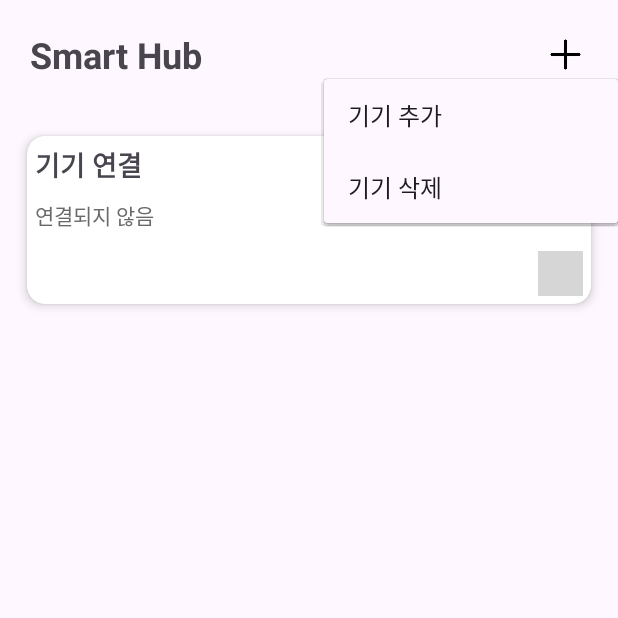
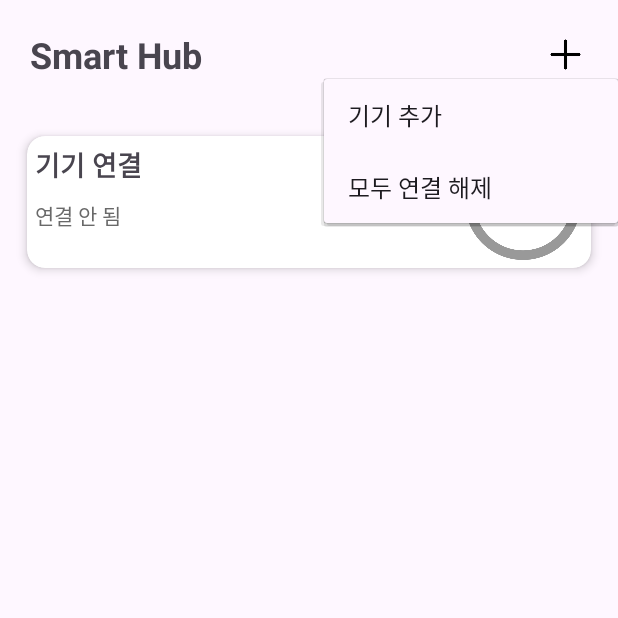
Before and after one commit to xero-xer0/android_coding_teamproject, an Android app: the screen it shows after launch (MainActivity), after a tap on "Add Device", on a phone screen of 412 x 824 dp, the top half of it. Run offline under Robolectric (Android 15) with nearby library versions, the phone set to English and light mode, and no system bars; grey boxes are pictures that could not be loaded.

Commit message:
MainActivity updateDeviceStatus- UI 카드뷰 기기 상태 반영함수 신설 DeviceListActivity 기기검색시 장치 신호세기 높은 순으로 20개만 표출. device_card 동작 버튼 크기 대폭 확대

```diff
--- a/app/src/main/java/com/example/android_coding_teamproject/MainActivity.kt
+++ b/app/src/main/java/com/example/android_coding_teamproject/MainActivity.kt
@@ -1,6 +1,7 @@
 package com.example.android_coding_teamproject
 
 import android.Manifest
+import android.app.AlertDialog
 import android.bluetooth.BluetoothDevice
 import android.bluetooth.BluetoothGatt
 import android.bluetooth.BluetoothGattCallback
@@ -9,6 +10,7 @@ import android.content.Intent
 import android.content.pm.PackageManager
 import android.graphics.Color
 import android.os.Bundle
+import android.os.Handler
 import android.view.View
 import android.widget.*
 import androidx.activity.enableEdgeToEdge
@@ -23,66 +25,88 @@ import java.util.UUID
 
 class MainActivity : AppCompatActivity() {
     private lateinit var menubtn: AppCompatImageButton
-    private val deviceList = mutableListOf<BluetoothDevice>()
-
     private var connectedDevice: BluetoothDevice? = null
     private lateinit var deviceNameTextView: TextView
     private lateinit var deviceStatusTextView: TextView
-    private lateinit var devicefeatureTextView: TextView
+    private lateinit var deviceFeatureTextView: TextView
+    private var bluetoothGatt: BluetoothGatt? = null
+    private val handler = Handler()  // Handler for optimized updates
+
+    private val LED_SERVICE_UUID = UUID.fromString("de8a5aac-a99b-c315-0c80-60d4cbb51224")
+    private val LED_CHARACTERISTIC_UUID = UUID.fromString("5b026510-4088-c297-46d8-be6c736a087a")
 
     override fun onCreate(savedInstanceState: Bundle?) {
         super.onCreate(savedInstanceState)
-        this.enableEdgeToEdge()
+        enableEdgeToEdge()
         setContentView(R.layout.activity_main)
 
-        // Set window insets for edge-to-edge display
-        ViewCompat.setOnApplyWindowInsetsListener(findViewById(R.id.main)) { v: View, insets: WindowInsetsCompat ->
-            val systemBars: Insets = insets.getInsets(WindowInsetsCompat.Type.systemBars())
+        setupUI()
+    }
+
+
+    private fun setupUI() {
+        menubtn = findViewById(R.id.add_device_button)
+        updateDeviceStatus()
+
+        menubtn.setOnClickListener { view ->
+            val popup = PopupMenu(this, view).apply {
+                menuInflater.inflate(R.menu.popup, menu)
+                setOnMenuItemClickListener { menuItem ->
+                    when (menuItem.itemId) {
+                        R.id.menupo_add -> startActivity(Intent(this@MainActivity, DeviceListActivity::class.java))
+                        R.id.menupo_disconnectall -> {
+                            val builder = AlertDialog.Builder(this@MainActivity)
+                            builder.setTitle("Disconnect All Devices")
+                            builder.setMessage("Are you sure you want to disconnect all devices?")
+                            builder.setPositiveButton("Yes") { dialog, which ->
+                                bluetoothGatt?.close()
+                                bluetoothGatt = null
+                                connectedDevice = null  // 연결된 기기 정보를 null로 설정
+
+                                // UI 업데이트는 runOnUiThread로 메인 스레드에서 처리
+                                runOnUiThread {
+                                    updateDeviceStatus()  // UI 업데이트
+                                }
+                            }
+                            builder.setNegativeButton("No") { dialog, which -> }
+                            builder.show()
+                        }
+                    }
+                    true
+                }
+            }
+            popup.show()
+        }
+
+        // Edge-to-edge display
+        ViewCompat.setOnApplyWindowInsetsListener(findViewById(R.id.main)) { v, insets ->
+            val systemBars = insets.getInsets(WindowInsetsCompat.Type.systemBars())
             v.setPadding(systemBars.left, systemBars.top, systemBars.right, systemBars.bottom)
             insets
         }
+    }
 
-        menubtn = findViewById(R.id.add_device_button)
+    private fun updateDeviceStatus() {
         deviceNameTextView = findViewById(R.id.device_name)
         deviceStatusTextView = findViewById(R.id.device_status)
-        devicefeatureTextView = findViewById(R.id.device_feature)
-
-        menubtn.setOnClickListener { view ->
-            // Create and show the popup menu
-            val popup = PopupMenu(this@MainActivity, view)
-            menuInflater.inflate(R.menu.popup, popup.menu)
-
-            // Set menu item click listener
-            popup.setOnMenuItemClickListener { menuItem ->
-                when (menuItem.itemId) {
-                    R.id.menupo_add -> {
-                        val intent = Intent(this@MainActivity, DeviceListActivity::class.java)
-                        intent.putParcelableArrayListExtra("deviceList", ArrayList(deviceList))
-                        startActivity(intent)
-                    }
-                    R.id.menupo_delete -> Toast.makeText(this@MainActivity, "DELETE", Toast.LENGTH_SHORT).show()
-                }
-                true
-            }
-            popup.show()
+        deviceFeatureTextView = findViewById(R.id.device_feature)
+        if (connectedDevice != null) {
+            deviceNameTextView.text = connectedDevice?.name ?: "알 수 없는 기기"
+            deviceStatusTextView.text = "연결됨"
+        } else {
+            deviceNameTextView.text = "기기 연결"
+            deviceStatusTextView.text = "연결 안 됨"
         }
     }
 
-    // GATT UUID 설정 (BLE 서버 코드에서 사용한 UUID와 동일하게 설정)
-    private val LED_SERVICE_UUID = UUID.fromString("de8a5aac-a99b-c315-0c80-60d4cbb51224")
-    private val LED_CHARACTERISTIC_UUID = UUID.fromString("5b026510-4088-c297-46d8-be6c736a087a")
-
-    private var bluetoothGatt: BluetoothGatt? = null
 
     override fun onResume() {
         super.onResume()
+        connectedDevice = intent.getParcelableExtra("connectedDevice")
 
-        connectedDevice = intent.getParcelableExtra("connectedDevice")
         connectedDevice?.let { device ->
             deviceNameTextView.text = device.name ?: "Unknown Device"
-            deviceStatusTextView.text = "연결됨"
-
-            // BLE 장치에 연결하고 GATT 설정
+            deviceStatusTextView.text = "Connected"
             if (ContextCompat.checkSelfPermission(this, Manifest.permission.BLUETOOTH) == PackageManager.PERMISSION_GRANTED) {
                 bluetoothGatt = device.connectGatt(this, false, gattCallback)
             } else {
@@ -91,26 +115,22 @@ class MainActivity : AppCompatActivity() {
         }
     }
 
-    // GATT 콜백 설정
     private val gattCallback = object : BluetoothGattCallback() {
         override fun onConnectionStateChange(gatt: BluetoothGatt, status: Int, newState: Int) {
             if (newState == BluetoothGatt.STATE_CONNECTED) {
                 gatt.discoverServices()
             } else if (newState == BluetoothGatt.STATE_DISCONNECTED) {
                 runOnUiThread {
-                    deviceStatusTextView.text = "연결되지 않음"
+                    deviceStatusTextView.text = "Disconnected"
+                    bluetoothGatt?.close()
                 }
             }
         }
 
         override fun onServicesDiscovered(gatt: BluetoothGatt, status: Int) {
             if (status == BluetoothGatt.GATT_SUCCESS) {
-                val service = gatt.getService(LED_SERVICE_UUID)
-                val characteristic = service?.getCharacteristic(LED_CHARACTERISTIC_UUID)
-
-                if (characteristic != null) {
+                gatt.getService(LED_SERVICE_UUID)?.getCharacteristic(LED_CHARACTERISTIC_UUID)?.let { characteristic ->
                     runOnUiThread {
-                        // LED 제어 버튼 클릭 리스너 설정
                         findViewById<ImageButton>(R.id.device_action_button).setOnClickListener {
                             toggleLED(characteristic)
                         }
@@ -120,23 +140,23 @@ class MainActivity : AppCompatActivity() {
         }
     }
 
-    // LED 토글 메서드
     private fun toggleLED(characteristic: BluetoothGattCharacteristic) {
-        val newValue = if (characteristic.value?.get(0) == 1.toByte()) 0 else 1
+        // 연결이 끊어졌으면 아무 작업도 하지 않음
+        if (bluetoothGatt == null || !bluetoothGatt!!.connect()) {
+            Toast.makeText(this, "연결된 기기가 없습니다", Toast.LENGTH_SHORT).show()
+            return
+        }
+
+        val newValue = if (characteristic.value?.getOrNull(0) == 1.toByte()) 0 else 1
         characteristic.value = byteArrayOf(newValue.toByte())
 
+        // BLE 특성값을 장치에 쓰기
         bluetoothGatt?.writeCharacteristic(characteristic)
-        devicefeatureTextView.text = if (newValue == 1) "LED 켜짐" else "LED 꺼짐"
 
-        if(newValue == 1) {
-                findViewById<LinearLayout>(R.id.device_card).setBackgroundColor(
-                    Color.parseColor("#87CEEB")
-                )
-        }
-        else {
-            findViewById<LinearLayout>(R.id.device_card).setBackgroundColor(
-                Color.parseColor("#FFFFFF")
-            )
+        // UI 업데이트
+        deviceFeatureTextView.text = if (newValue == 1) "LED On" else "LED Off"
+        findViewById<LinearLayout>(R.id.device_card).apply {
+            setBackgroundColor(if (newValue == 1) Color.parseColor("#43de00") else Color.parseColor("#FFFFFF"))
         }
     }
 
@@ -144,9 +164,11 @@ class MainActivity : AppCompatActivity() {
         super.onDestroy()
         bluetoothGatt?.close()
         bluetoothGatt = null
+        updateDeviceStatus()
     }
 
-    fun clickpopupBtn(v: View?) {
-        Toast.makeText(this, "click", Toast.LENGTH_SHORT).show()
+    override fun onBackPressed() {
+        moveTaskToBack(true)  // Activity를 백그라운드로 보내고 연결을 유지합니다.
+        updateDeviceStatus()
     }
 }
--- a/app/src/main/res/layout/device_card.xml
+++ b/app/src/main/res/layout/device_card.xml
@@ -9,10 +9,22 @@
     app:cardElevation="4dp"
     android:padding="16dp"
     xmlns:android="http://schemas.android.com/apk/res/android">
-
     <LinearLayout
         android:id="@+id/device_card"
         android:layout_width="match_parent"
+        android:layout_height="wrap_content"
+        android:orientation="horizontal">
+
+    <LinearLayout
+        android:layout_width="match_parent"
+        android:layout_height="wrap_content"
+
+        android:orientation="horizontal">
+
+
+
+        <LinearLayout
+            android:layout_width="200dp"
             android:layout_height="wrap_content"
             android:orientation="vertical">
 
@@ -35,35 +47,39 @@
                 android:textSize="14sp"
                 android:textColor="#696969"/>
 
-        <!-- Horizontal LinearLayout for the third TextView and ImageButton -->
-        <LinearLayout
-            android:layout_width="match_parent"
-            android:layout_height="wrap_content"
-            android:orientation="horizontal"
-            android:layout_marginTop="8dp"
-            android:gravity="">
+
 
             <TextView
                 android:id="@+id/device_feature"
-                android:layout_width="0dp"
+                android:layout_width="match_parent"
                 android:layout_height="wrap_content"
                 android:layout_weight="1"
                 android:layout_marginLeft="5dp"
+                android:layout_marginBottom="5dp"
                 android:text=""
                 android:textSize="14sp"
                 android:textColor="#696969"/>
 
+
+        </LinearLayout>
+    <LinearLayout
+        android:layout_width="match_parent"
+        android:layout_height="match_parent"
+        android:gravity="right">
         <ImageButton
             android:id="@+id/device_action_button"
             android:layout_margin="5dp"
-                android:layout_width="30dp"
-                android:layout_height="30dp"
+            android:layout_width="80dp"
+            android:layout_height="match_parent"
             android:background="?attr/selectableItemBackgroundBorderless"
             android:contentDescription="Device Options"
             android:scaleType="centerInside"
             android:tint="#999999"
             android:src="@drawable/run_icon_card"/>
     </LinearLayout>
+    </LinearLayout>
+    </LinearLayout>
 
-    </LinearLayout>
+
+
 </androidx.cardview.widget.CardView>
--- a/app/src/main/res/menu/popup.xml
+++ b/app/src/main/res/menu/popup.xml
@@ -6,7 +6,7 @@
         android:title="기기 추가" />
 
     <item
-        android:id="@+id/menupo_delete"
-        android:title="기기 삭제" />
+        android:id="@+id/menupo_disconnectall"
+        android:title="모두 연결 해제" />
 
 </menu>
```
Also changed, not shown: app/src/main/java/com/example/android_coding_teamproject/DeviceListActivity.kt (+14 -3 lines), app/src/main/res/drawable/run_icon_card.png (added). Lines whose indentation alone changed are shown as unchanged.
